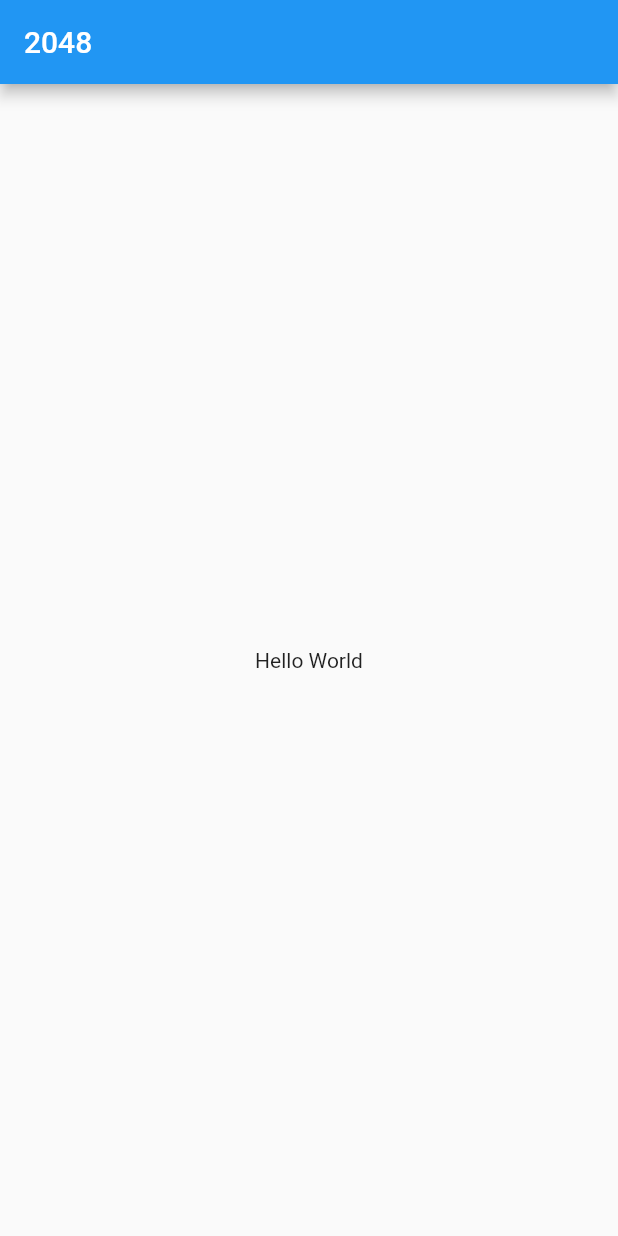
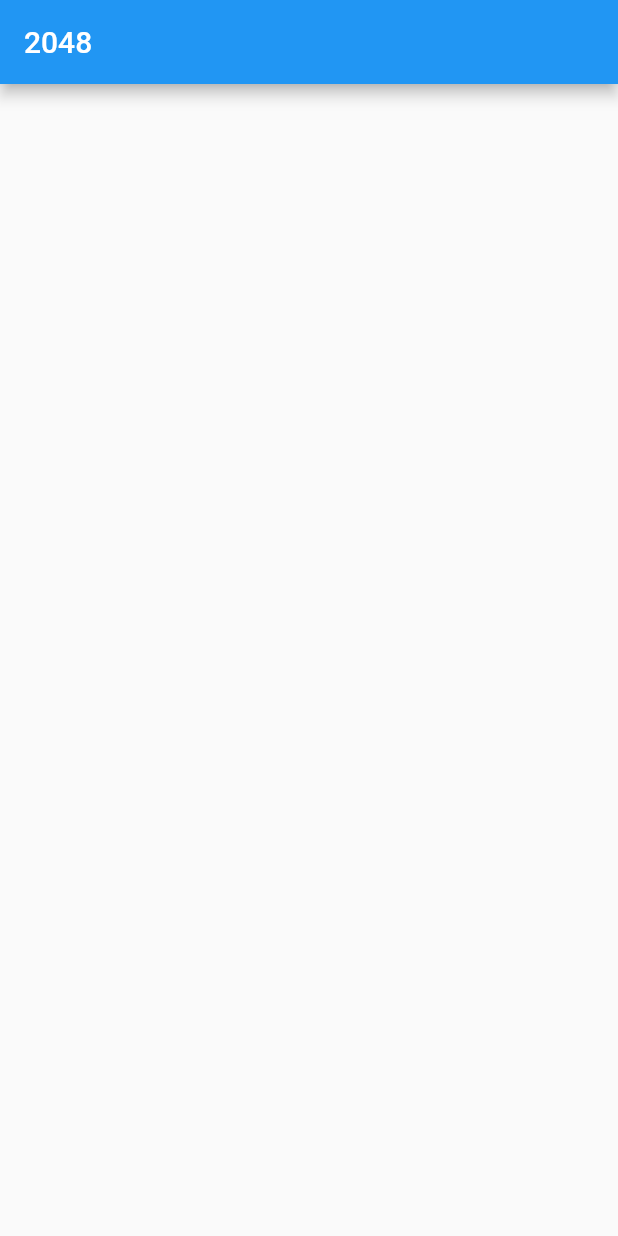
Before and after one commit to manickjamadar/2048, a Flutter app: the screen it shows after launch, on a phone screen of 412 x 824 dp. Run offline on Flutter 3.47's test engine with Material 2 defaults, Android fonts, the light colour scheme and no system bars; our stand-ins replace bloc, dartz, equatable, flutter_bloc, freezed_annotation; generated files the repository leaves out were written again.

Commit message:
intial home screen setup

```diff
--- a/lib/main.dart
+++ b/lib/main.dart
@@ -1,15 +1,4 @@
 import 'package:flutter/material.dart';
-
-import 'home_screen.dart';
+import 'package:twozerofoureight/presentation/core/app.dart';
 
 void main() => runApp(App());
-
-class App extends StatelessWidget {
-  @override
-  Widget build(BuildContext context) {
-    return MaterialApp(
-      title: '2048',
-      home: HomeScreen(),
-    );
-  }
-}
--- /dev/null
+++ b/lib/presentation/core/app.dart
@@ -0,0 +1,13 @@
+import 'package:flutter/material.dart';
+import 'package:twozerofoureight/presentation/screens/home/home_screen.dart';
+
+class App extends StatelessWidget {
+  @override
+  Widget build(BuildContext context) {
+    return MaterialApp(
+      title: '2048',
+      debugShowCheckedModeBanner: false,
+      home: HomeScreen(),
+    );
+  }
+}
--- a/lib/home_screen.dart
+++ b/lib/presentation/screens/home/home_screen.dart
@@ -5,12 +5,7 @@ class HomeScreen extends StatelessWidget {
   Widget build(BuildContext context) {
     return Scaffold(
       appBar: AppBar(
-        title: Text('2048'),
-      ),
-      body: Center(
-        child: Container(
-          child: Text('Hello World'),
-        ),
+        title: Text("2048"),
       ),
     );
   }
```
